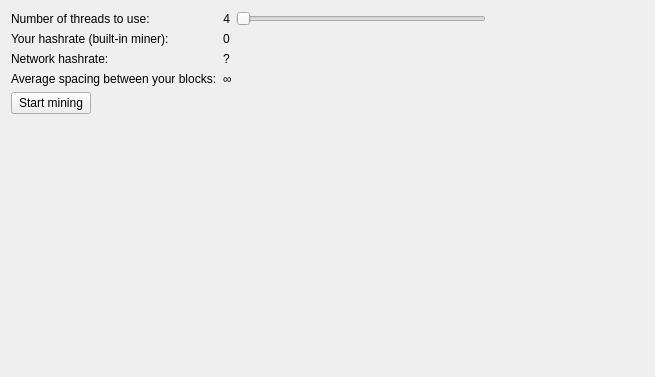
Old version of the form src/qt/forms/miningpage.ui in the repository zettel-kasten/zettelkasten.
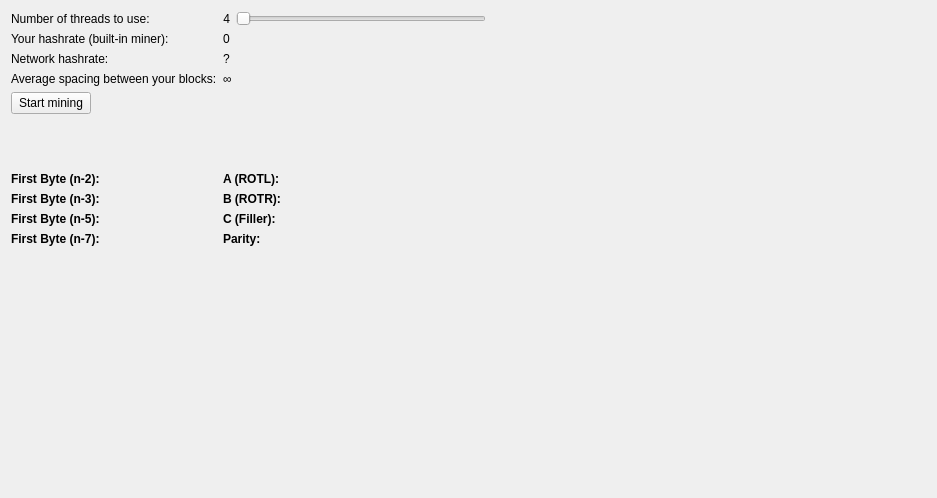
New version of the form.

```diff
--- a/src/qt/forms/miningpage.ui
+++ b/src/qt/forms/miningpage.ui
@@ -6,8 +6,8 @@
    <rect>
     <x>0</x>
     <y>0</y>
-    <width>655</width>
-    <height>377</height>
+    <width>937</width>
+    <height>498</height>
    </rect>
   </property>
   <property name="windowTitle">
@@ -137,11 +137,290 @@
    </item>
    <item>
     <widget class="QLabel" name="labelAddress">
+     <property name="minimumSize">
+      <size>
+       <width>0</width>
+       <height>20</height>
+      </size>
+     </property>
      <property name="text">
       <string/>
      </property>
     </widget>
    </item>
+   <item>
+    <widget class="QLabel" name="label_hashalgo">
+     <property name="minimumSize">
+      <size>
+       <width>0</width>
+       <height>20</height>
+      </size>
+     </property>
+     <property name="text">
+      <string/>
+     </property>
+    </widget>
+   </item>
+   <item>
+    <layout class="QHBoxLayout" name="horizontalLayout_4">
+     <item>
+      <layout class="QGridLayout" name="gridLayout_2">
+       <property name="sizeConstraint">
+        <enum>QLayout::SetDefaultConstraint</enum>
+       </property>
+       <item row="1" column="0">
+        <widget class="QLabel" name="label_SDKPRAB_2">
+         <property name="font">
+          <font>
+           <weight>75</weight>
+           <bold>true</bold>
+          </font>
+         </property>
+         <property name="text">
+          <string>First Byte (n-3):</string>
+         </property>
+        </widget>
+       </item>
+       <item row="2" column="0">
+        <widget class="QLabel" name="label_SDKPRAB_3">
+         <property name="font">
+          <font>
+           <weight>75</weight>
+           <bold>true</bold>
+          </font>
+         </property>
+         <property name="text">
+          <string>First Byte (n-5):</string>
+         </property>
+        </widget>
+       </item>
+       <item row="0" column="0">
+        <widget class="QLabel" name="label_SDKPRAB_1">
+         <property name="sizePolicy">
+          <sizepolicy hsizetype="Preferred" vsizetype="Preferred">
+           <horstretch>0</horstretch>
+           <verstretch>0</verstretch>
+          </sizepolicy>
+         </property>
+         <property name="minimumSize">
+          <size>
+           <width>100</width>
+           <height>0</height>
+          </size>
+         </property>
+         <property name="maximumSize">
+          <size>
+           <width>100</width>
+           <height>16777215</height>
+          </size>
+         </property>
+         <property name="font">
+          <font>
+           <weight>75</weight>
+           <bold>true</bold>
+          </font>
+         </property>
+         <property name="text">
+          <string>First Byte (n-2):</string>
+         </property>
+        </widget>
+       </item>
+       <item row="3" column="0">
+        <widget class="QLabel" name="label_SDKPRAB_4">
+         <property name="font">
+          <font>
+           <weight>75</weight>
+           <bold>true</bold>
+          </font>
+         </property>
+         <property name="text">
+          <string>First Byte (n-7):</string>
+         </property>
+        </widget>
+       </item>
+       <item row="0" column="1">
+        <widget class="QLabel" name="label_n2">
+         <property name="sizePolicy">
+          <sizepolicy hsizetype="Fixed" vsizetype="Preferred">
+           <horstretch>0</horstretch>
+           <verstretch>0</verstretch>
+          </sizepolicy>
+         </property>
+         <property name="minimumSize">
+          <size>
+           <width>100</width>
+           <height>0</height>
+          </size>
+         </property>
+         <property name="maximumSize">
+          <size>
+           <width>100</width>
+           <height>16777215</height>
+          </size>
+         </property>
+         <property name="text">
+          <string/>
+         </property>
+        </widget>
+       </item>
+       <item row="1" column="1">
+        <widget class="QLabel" name="label_n3">
+         <property name="text">
+          <string/>
+         </property>
+        </widget>
+       </item>
+       <item row="2" column="1">
+        <widget class="QLabel" name="label_n5">
+         <property name="text">
+          <string/>
+         </property>
+        </widget>
+       </item>
+       <item row="3" column="1">
+        <widget class="QLabel" name="label_n7">
+         <property name="text">
+          <string/>
+         </property>
+        </widget>
+       </item>
+      </layout>
+     </item>
+     <item>
+      <layout class="QGridLayout" name="gridLayout_3" rowstretch="0,0,0,0" columnstretch="0,0" rowminimumheight="0,0,0,0" columnminimumwidth="0,0">
+       <property name="sizeConstraint">
+        <enum>QLayout::SetDefaultConstraint</enum>
+       </property>
+       <item row="0" column="1">
+        <widget class="QLabel" name="label_A">
+         <property name="sizePolicy">
+          <sizepolicy hsizetype="Fixed" vsizetype="Preferred">
+           <horstretch>0</horstretch>
+           <verstretch>0</verstretch>
+          </sizepolicy>
+         </property>
+         <property name="minimumSize">
+          <size>
+           <width>100</width>
+           <height>0</height>
+          </size>
+         </property>
+         <property name="maximumSize">
+          <size>
+           <width>100</width>
+           <height>16777215</height>
+          </size>
+         </property>
+         <property name="text">
+          <string/>
+         </property>
+        </widget>
+       </item>
+       <item row="0" column="0">
+        <widget class="QLabel" name="label_SDKPRAB_5">
+         <property name="minimumSize">
+          <size>
+           <width>80</width>
+           <height>0</height>
+          </size>
+         </property>
+         <property name="maximumSize">
+          <size>
+           <width>80</width>
+           <height>16777215</height>
+          </size>
+         </property>
+         <property name="font">
+          <font>
+           <weight>75</weight>
+           <bold>true</bold>
+          </font>
+         </property>
+         <property name="text">
+          <string>A (ROTL):</string>
+         </property>
+        </widget>
+       </item>
+       <item row="2" column="0">
+        <widget class="QLabel" name="label_SDKPRAB_7">
+         <property name="font">
+          <font>
+           <weight>75</weight>
+           <bold>true</bold>
+          </font>
+         </property>
+         <property name="text">
+          <string>C (Filler):</string>
+         </property>
+        </widget>
+       </item>
+       <item row="1" column="0">
+        <widget class="QLabel" name="label_SDKPRAB_6">
+         <property name="font">
+          <font>
+           <weight>75</weight>
+           <bold>true</bold>
+          </font>
+         </property>
+         <property name="text">
+          <string>B (ROTR):</string>
+         </property>
+        </widget>
+       </item>
+       <item row="3" column="0">
+        <widget class="QLabel" name="label_SDKPRAB_8">
+         <property name="font">
+          <font>
+           <weight>75</weight>
+           <bold>true</bold>
+          </font>
+         </property>
+         <property name="text">
+          <string>Parity:</string>
+         </property>
+        </widget>
+       </item>
+       <item row="2" column="1">
+        <widget class="QLabel" name="label_C">
+         <property name="text">
+          <string/>
+         </property>
+        </widget>
+       </item>
+       <item row="1" column="1">
+        <widget class="QLabel" name="label_B">
+         <property name="text">
+          <string/>
+         </property>
+        </widget>
+       </item>
+       <item row="3" column="1">
+        <widget class="QLabel" name="label_parity">
+         <property name="text">
+          <string/>
+         </property>
+        </widget>
+       </item>
+      </layout>
+     </item>
+     <item>
+      <spacer name="horizontalSpacer_3">
+       <property name="orientation">
+        <enum>Qt::Horizontal</enum>
+       </property>
+       <property name="sizeType">
+        <enum>QSizePolicy::MinimumExpanding</enum>
+       </property>
+       <property name="sizeHint" stdset="0">
+        <size>
+         <width>40</width>
+         <height>20</height>
+        </size>
+       </property>
+      </spacer>
+     </item>
+    </layout>
+   </item>
    <item>
     <spacer name="verticalSpacer">
      <property name="orientation">
```
